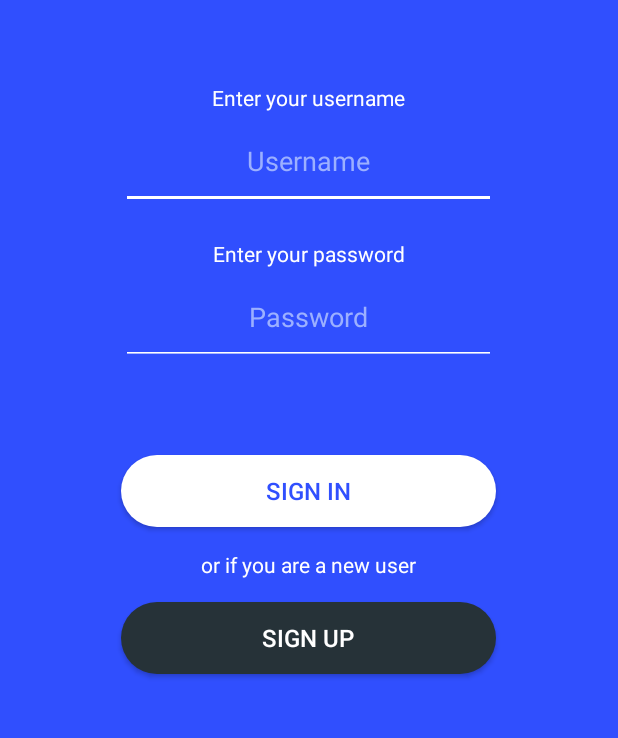
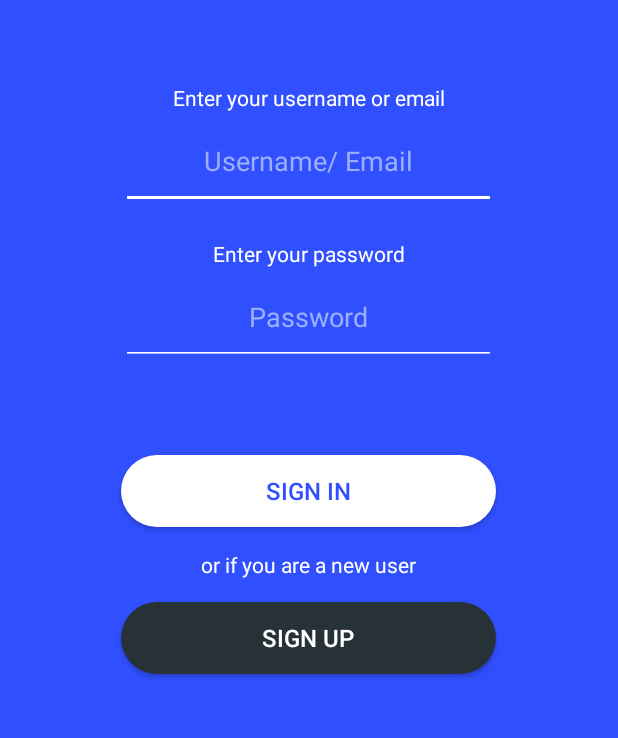
Before and after one commit to Debjoy/ResultTrackerApp, an Android app: the screen it shows after launch (LoginActivity), after a tap on "SIGN IN", on a phone screen of 412 x 824 dp, the part 333-1071 px from its top. Run offline under Robolectric (Android 15) with nearby library versions, the phone set to English and light mode, and no system bars; our stand-ins replace Volley; libraries missing offline, so code that uses them is left out: com.basgeekball.awesomevalidation; network calls fail; 1 other tap on this screen came first.

Commit message:
allow loggin with username as well as email

```diff
--- a/app/src/main/java/com/example/resulttracker/LoginActivity.java
+++ b/app/src/main/java/com/example/resulttracker/LoginActivity.java
@@ -31,6 +31,9 @@ import com.basgeekball.awesomevalidation.ValidationStyle;
 
 import org.json.JSONException;
 import org.json.JSONObject;
+
+import java.util.regex.Matcher;
+import java.util.regex.Pattern;
 
 public class LoginActivity extends AppCompatActivity {
     private Fragment signInFragment;
@@ -80,7 +83,17 @@ public class LoginActivity extends AppCompatActivity {
 
         SharedPreferences pref = getApplicationContext().getSharedPreferences("data_user", MODE_PRIVATE); // 0 - for private mode
         SharedPreferences.Editor editor = pref.edit();
-        editor.putString("username", mUsernameEdit1.getText().toString());
+
+        String email="";
+        String username="";
+        if(isEmailValid(mUsernameEdit1.getText().toString())){
+            email=mUsernameEdit1.getText().toString();
+        }else{
+            username=mUsernameEdit1.getText().toString();
+        }
+
+        editor.putString("username",username);
+        editor.putString("email",email);
         editor.putString("pwd", mPasswordEdit1.getText().toString());
         editor.commit();
 
@@ -88,6 +101,14 @@ public class LoginActivity extends AppCompatActivity {
         startActivity(mainActivity);
 
     }
+
+    public boolean isEmailValid(String str){
+        String expression = "^[\\w\\.-]+@([\\w\\-]+\\.)+[A-Z]{2,4}$";
+        Pattern pattern = Pattern.compile(expression, Pattern.CASE_INSENSITIVE);
+        Matcher matcher = pattern.matcher(str);
+        return matcher.matches();
+    }
+
     public void onSignUpSubmit(View view){
         exitFlag=1;
         String requestUrl=mainUrl+"register.php";
--- a/app/src/main/java/com/example/resulttracker/MainActivity.java
+++ b/app/src/main/java/com/example/resulttracker/MainActivity.java
@@ -33,9 +33,10 @@ public class MainActivity extends AppCompatActivity {
         mainUrl="https://atdebjoy.com/others/api/trackerapp/";
         SharedPreferences spref = getSharedPreferences("data_user", MODE_PRIVATE);
         if (spref.contains("username")) {
-            String username=spref.getString("username",null);
-            String pwd=spref.getString("pwd",null);
-            check_login( username, pwd);
+            String username=spref.getString("username","");
+            String pwd=spref.getString("pwd","");
+            String email=spref.getString("email","");
+            check_login( username, pwd, email);
         } else {
             goTo();
         }
@@ -48,12 +49,15 @@ public class MainActivity extends AppCompatActivity {
         finishAffinity();
     }
 
-    public void check_login(String username, String pwd){
+    public void check_login(String username, String pwd, String email){
         String requestUrl=mainUrl+"login.php";
 
         JSONObject postparams = new JSONObject();
         try {
-            postparams.put("username", username);
+            if(username.equals(""))
+                postparams.put("email", email);
+            else
+                postparams.put("username", username);
             postparams.put("pwd",pwd);
         }catch (JSONException e) {
             e.printStackTrace();
--- a/app/src/main/res/layout/sign_in.xml
+++ b/app/src/main/res/layout/sign_in.xml
@@ -17,12 +17,12 @@
         android:layout_height="wrap_content"
         android:layout_marginTop="30dp"
         android:textColor="@color/colorWhite"
-        android:text="Enter your username"/>
+        android:text="Enter your username or email"/>
     <EditText
         android:id="@+id/username_edit_text_1"
         android:layout_width="250dp"
         android:layout_height="wrap_content"
-        android:hint="Username"
+        android:hint="Username/ Email"
         android:layout_marginTop="0dp"
         android:layout_marginBottom="10dp"
         android:textColor="@color/colorWhite"
```
